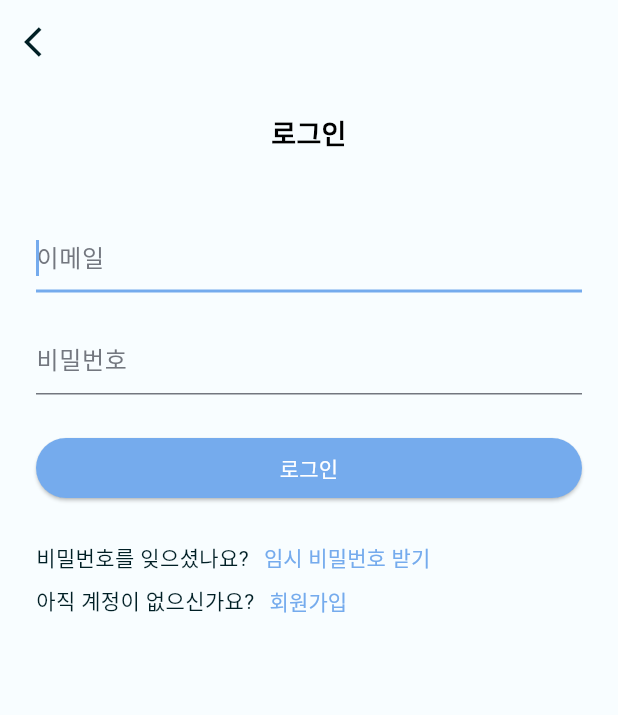
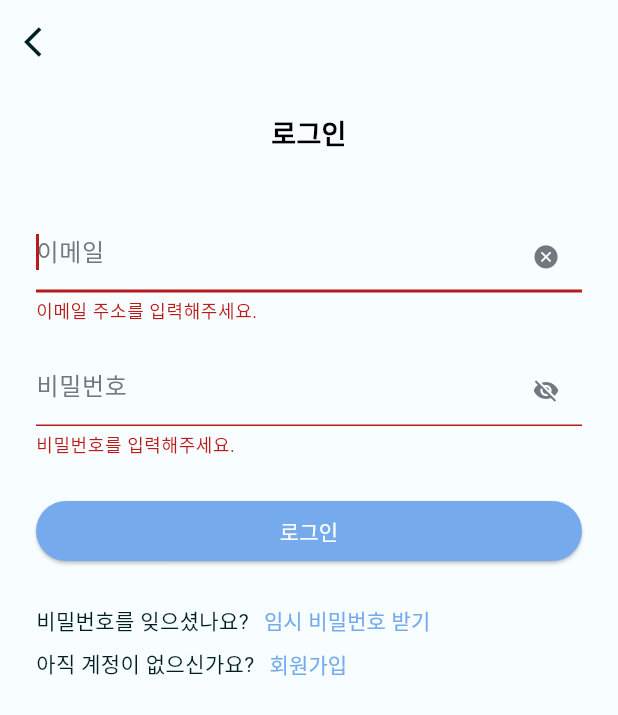
Before and after one commit to CreamSodaProject/cream_soda, a Flutter app: the screen it shows after launch, after a tap on "로그인", on a phone screen of 412 x 824 dp. Shown: the top 715 px of the screen. Run offline on Flutter 3.47's test engine with Material 2 defaults, Android fonts, the phone set to English and light mode, and no system bars; our stand-ins replace flutter_secure_storage, image_picker, pinput.

Commit message:
login 작업 중

```diff
--- /dev/null
+++ b/lib/calendar/calendar_state.dart
@@ -0,0 +1,6 @@
+class CalendarState {
+
+  CalendarState() {
+    // init some variables
+  }
+}
--- a/lib/join_auth/join_auth_provider.dart
+++ b/lib/join_auth/join_auth_provider.dart
@@ -3,6 +3,7 @@ import 'dart:convert';
 
 import 'package:cream_soda/common_widget/use_confirm_dialog.dart';
 import 'package:cream_soda/constants/enum/code_status_enum.dart';
+import 'package:cream_soda/constants/router/move.dart';
 import 'package:cream_soda/repository/user_repository.dart';
 import 'package:flutter/material.dart';
 
@@ -69,7 +70,7 @@ class JoinAuthProvider extends ChangeNotifier {
           builder: (BuildContext context) =>
               UseConfirmDialog(
                 title: "전송 실패",
-                content: detail ?? "코드 재전송이 완료되었습니다. 관리자에게 문의하세요",
+                content: detail ?? "관리자에게 문의하세요",
                 onPressed: () {
                   Navigator.pop(context);
                 },
@@ -85,7 +86,7 @@ class JoinAuthProvider extends ChangeNotifier {
     if (response.statusCode == 200) {
       state.verified = CodeStatusEnum.SUCCESS;
       notifyListeners();
-      Navigator.pushNamed(context, "/profile", arguments: {
+      Navigator.pushNamed(context, Move.profilePage, arguments: {
         'email': state.email,
         'password': state.password
       });
--- a/lib/login/login_state.dart
+++ b/lib/login/login_state.dart
@@ -1,4 +1,6 @@
+import 'package:cream_soda/constants/theme/color_schemes.g.dart';
 import 'package:flutter/cupertino.dart';
+import 'package:flutter/material.dart';
 
 class LoginState {
 
@@ -9,4 +11,14 @@ class LoginState {
   TextEditingController addressController = TextEditingController();
   TextEditingController passwordController = TextEditingController();
   final formKey = GlobalKey<FormState>();
+
+  bool emailOnTapCheck = false;
+  bool passwordOnTapCheck = false;
+
+  bool passwordObscureText = true;
+
+  IconData passwordIcon =  Icons.visibility_off;
+
+  Color emailIconColor = lightColorScheme.outline;
+  Color passwordIconColor = lightColorScheme.outline;
 }
--- a/lib/login/login_view.dart
+++ b/lib/login/login_view.dart
@@ -2,8 +2,11 @@ import 'package:cream_soda/common_widget/use_elevated_button.dart';
 import 'package:cream_soda/common_widget/use_page_title_text.dart';
 import 'package:cream_soda/common_widget/use_text_button.dart';
 import 'package:cream_soda/common_widget/use_text_form_field.dart';
+import 'package:cream_soda/constants/router/move.dart';
+import 'package:cream_soda/constants/theme/color_schemes.g.dart';
 import 'package:cream_soda/constants/theme/use_size.dart';
 import 'package:cream_soda/login/components/info_button.dart';
+import 'package:flutter/cupertino.dart';
 import 'package:flutter/material.dart';
 import 'package:provider/provider.dart';
 
@@ -26,7 +29,7 @@ class _LoginPageState extends State<LoginPage> {
   }
 
   Widget _buildPage(BuildContext context) {
-    final provider = context.read<LoginProvider>();
+    final provider = context.watch<LoginProvider>();
     final state = provider.state;
 
     return SafeArea(
@@ -54,11 +57,66 @@ class _LoginPageState extends State<LoginPage> {
                 child: Column(
                   children: [
                     UseTextFormField(
-                        controller: state.addressController, hintText: "이메일"),
+                      controller: state.addressController,
+                      hintText: "이메일",
+                      keyboardType: TextInputType.emailAddress,
+                      validator: (value) {
+                        if (value == null || value.isEmpty) {
+                          return "이메일 주소를 입력해주세요.";
+                        }
+                        if (!value.contains("@")) {
+                          return "이메일 주소 형식이 아닙니다.";
+                        }
+                        return null;
+                      },
+                      // textInputAction: TextInputAction.next,
+                      // onEditingComplete: () => FocusScope.of(context).nextFocus(),
+                      onTap: () {
+                        provider.changeEmailOnTapCheck(true);
+                        provider.changePasswordOnTapCheck(false);
+                      },
+                      suffixIcon: Icon(
+                        CupertinoIcons.clear_circled_solid,
+                        color: state.emailIconColor,
+                        size: size18,
+                      ),
+                      suffixIconOnPressed: state.emailOnTapCheck
+                          ? () {
+                              state.addressController.clear();
+                            }
+                          : null,
+                    ),
                     UseTextFormField(
-                        controller: state.passwordController, hintText: "비밀번호"),
+                        controller: state.passwordController, hintText: "비밀번호",
+                    keyboardType: TextInputType.visiblePassword,
+                    obscureTextCheck: state.passwordObscureText,
+                      onTap: () {
+                        provider.changeEmailOnTapCheck(false);
+                        provider.changePasswordOnTapCheck(true);
+                      },
+                      validator: (value) {
+                        if (value == null || value.isEmpty) {
+                          return "비밀번호를 입력해주세요.";
+                        }
+                        return null;
+                      },
+                      suffixIcon: Icon(
+                        state.passwordIcon,
+                        color: state.passwordIconColor,
+                        size: size18,
+                      ),
+                      suffixIconOnPressed: state.passwordOnTapCheck ? () {
+                        provider.changePasswordObscureText(!state.passwordObscureText);
+                      } : null,
+                    ),
                     const SizedBox(height: gap15),
-                    UseElevatedButton(title: "로그인", onPressed: () {}),
+                    UseElevatedButton(
+                        title: "로그인",
+                        onPressed: () {
+                          if (state.formKey.currentState!.validate()) {
+                            provider.login(context);
+                          }
+                        }),
                     const SizedBox(height: gap25),
                   ],
                 )),
@@ -67,12 +125,16 @@ class _LoginPageState extends State<LoginPage> {
                 InfoButton(
                     infoText: "비밀번호를 잊으셨나요?",
                     buttonTitle: "임시 비밀번호 받기",
-                    onPressed: () {}),
+                    onPressed: () {
+                      Navigator.pushNamed(context, Move.sparePasswordPage);
+                    }),
                 const SizedBox(height: gap8),
                 InfoButton(
                   infoText: "아직 계정이 없으신가요?",
                   buttonTitle: "회원가입",
-                  onPressed: () {},
+                  onPressed: () {
+                    Navigator.pushNamed(context, Move.joinPage);
+                  },
                 )
               ],
             ),
--- a/lib/profile/profile_provider.dart
+++ b/lib/profile/profile_provider.dart
@@ -3,6 +3,7 @@ import 'dart:io';
 import 'dart:typed_data';
 
 import 'package:cream_soda/common_widget/use_confirm_dialog.dart';
+import 'package:cream_soda/constants/router/move.dart';
 import 'package:cream_soda/repository/user_repository.dart';
 import 'package:flutter/cupertino.dart';
 import 'package:flutter/material.dart';
@@ -67,7 +68,7 @@ class ProfileProvider extends ChangeNotifier {
         builder: (context) => UseConfirmDialog(
             title: "회원가입 성공",
             content: "회원가입에 성공하였습니다.",
-            onPressed: () => Navigator.popAndPushNamed(context, "/login")),
+            onPressed: () => Navigator.popAndPushNamed(context, Move.loginPage)),
       );
     } else {
       showDialog(
--- a/lib/profile/profile_view.dart
+++ b/lib/profile/profile_view.dart
@@ -6,6 +6,7 @@ import 'package:cream_soda/common_widget/use_elevated_button.dart';
 import 'package:cream_soda/common_widget/use_outlined_button.dart';
 import 'package:cream_soda/common_widget/use_page_title_text.dart';
 import 'package:cream_soda/common_widget/use_text_form_field.dart';
+import 'package:cream_soda/constants/router/move.dart';
 import 'package:cream_soda/constants/theme/color_schemes.g.dart';
 import 'package:cream_soda/constants/theme/use_size.dart';
 import 'package:flutter/cupertino.dart';
@@ -148,7 +149,7 @@ class _ProfilePageState extends State<ProfilePage> {
                                     confirmFunction: () {
                                       Navigator.pop(context);
                                       Navigator.popAndPushNamed(
-                                          context, '/main');
+                                          context, Move.mainPage);
                                     },
                                     cancelFunction: () {
                                       Navigator.pop(context);
--- /dev/null
+++ b/lib/secure_storage/secure_storage_enum.dart
@@ -0,0 +1,3 @@
+enum SecureStorageEnum {
+  jwtToken
+}
```
Also changed, not shown: lib/calendar/calendar_provider.dart (added, +7 -0 lines), lib/calendar/calendar_view.dart (added, +21 -0 lines), lib/join/components/join_form.dart (+35 -63 lines), lib/join/join_provider.dart (+51 -39 lines), lib/join/join_view.dart (+4 -4 lines), lib/join_auth/components/code_form.dart (+4 -3 lines), lib/login/login_provider.dart (+68 -0 lines), lib/main/main_view.dart (+5 -2 lines), lib/repository/user_repository.dart (+13 -1 lines), lib/secure_storage/secure_storage.dart (added, +22 -0 lines), pubspec.lock.
